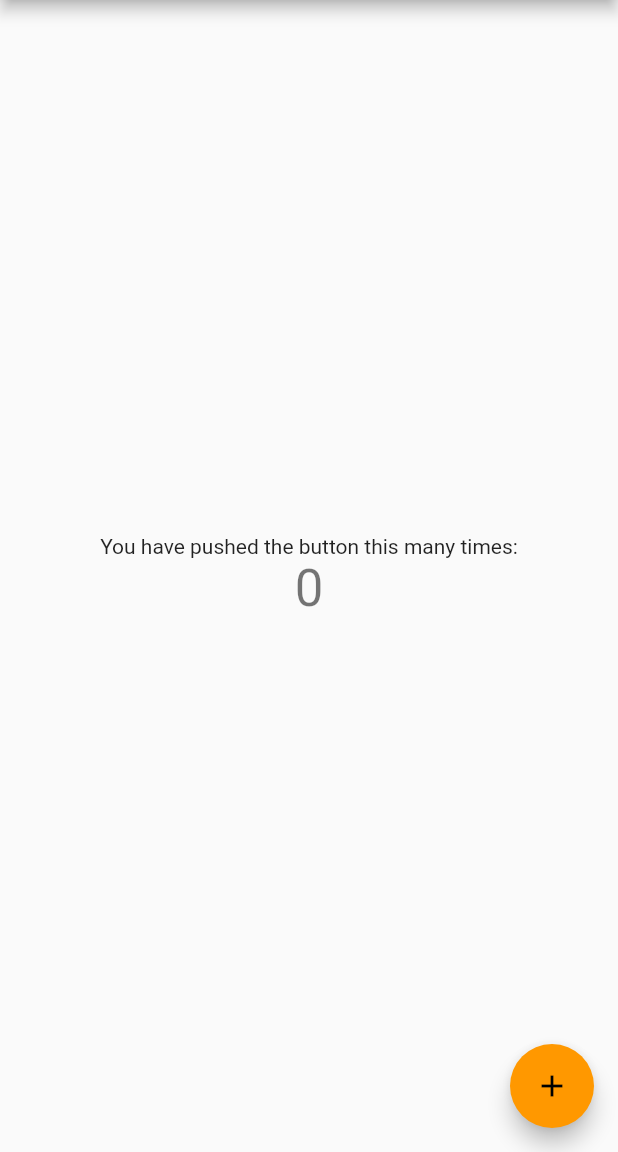
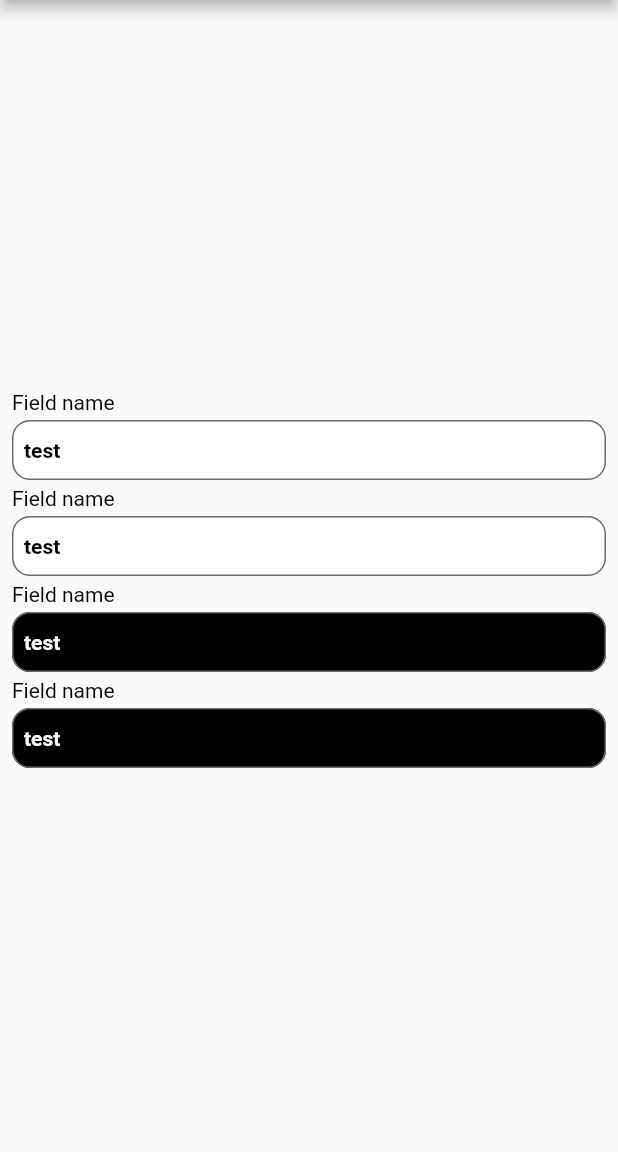
Before and after one commit to Ballwizard/ballwizard, a Flutter app: the screen it shows after launch, on a phone screen of 412 x 824 dp, the part 84-1236 px from its top. Run offline on Flutter 3.47's test engine with Material 2 defaults, Android fonts, the phone set to English and light mode, and no system bars; our stand-ins replace drop_shadow; Roboto replaces fonts that are missing (Montserrat).

Commit message:
Created the Input UI element, updated types.dart and main.dart with more optimised and cleaner implementations of types and global styles

```diff
--- a/lib/globals.dart
+++ b/lib/globals.dart
@@ -1,56 +1,53 @@
+import 'package:ballwizard/types.dart' show FundamentalVariant;
 import 'package:drop_shadow/drop_shadow.dart';
 import 'package:flutter/widgets.dart';
-import 'package:ballwizard/types.dart' show ColorPicker, FundamentalVariant;
 
 abstract class Fonts {
-  static final TextStyle xs = Font.regular(14);
-  static final TextStyle small = Font.regular(18);
-  static final TextStyle sm = Font.regular(22);
-  static final TextStyle medium = Font.regular(28);
-  static final TextStyle large = Font.regular(36);
-  static final TextStyle heading = Font.bold(48);
+  static final TextStyle xs = Font.regular(10);
+  static final TextStyle small = Font.regular(14);
+  static final TextStyle sm = Font.regular(16);
+  static final TextStyle medium = Font.regular(20);
+  static final TextStyle large = Font.regular(26);
+  static final TextStyle heading = Font.bold(32);
 
-  static final TextStyle xsLight = Font.light(14);
-  static final TextStyle smallLight = Font.light(18);
-  static final TextStyle smLight = Font.light(22);
-  static final TextStyle mediumLight = Font.light(28);
-  static final TextStyle largeLight = Font.light(36);
-  static final TextStyle headingLight = Font.light(48);
+  static final TextStyle xsLight = Font.light(10);
+  static final TextStyle smallLight = Font.light(14);
+  static final TextStyle smLight = Font.light(16);
+  static final TextStyle mediumLight = Font.light(20);
+  static final TextStyle largeLight = Font.light(26);
+  static final TextStyle headingLight = Font.light(32);
 }
 
 class Shadow extends StatelessWidget {
-  dynamic children;
-  FundamentalVariant variant;
-  double blurRadius;
-  double borderRadius;
-  Offset offset;
-  double opacity;
-  double spread;
+  final dynamic child;
+  final FundamentalVariant variant;
+  final double blurRadius;
+  final double borderRadius;
+  final Offset offset;
+  final double opacity;
+  final double spread;
 
-  Shadow(
-    this.children,
-    {
+  const Shadow({
     super.key,
+    this.child,
     this.variant = FundamentalVariant.dark,
     this.blurRadius = 4,
     this.borderRadius = 0,
     this.offset = const Offset(0, 4),
     this.opacity = 0.25,
     this.spread = 1,
-    }
-  );
+  });
 
   @override
   Widget build(BuildContext context) {
     return DropShadow(
-        child: children,
-        color: Color(variant.color()),
+        child: child,
+        color: variant.color(),
         blurRadius: blurRadius,
         borderRadius: borderRadius,
         offset: offset,
         opacity: opacity,
-        spread: spread
-    );
+        spread: spread);
   }
 }
 
--- a/lib/input.dart
+++ b/lib/input.dart
@@ -1,12 +1,16 @@
+import 'package:ballwizard/globals.dart' as Globals;
+import 'package:ballwizard/types.dart'
+    show BasicVariant, FundamentalVariant, ColorPalette;
 import 'package:flutter/material.dart';
 
 class Form extends StatefulWidget {
-  final Color variant;
-  final Color labelVariant;
+  final FundamentalVariant variant;
+  final BasicVariant labelVariant;
   final String placeholder;
-  //style?: StyleProp<ViewStyle>;
+  final String label;
+
   //inputStyle?: StyleProp<ViewStyle>;
-  final String label;
+
   //labelStyle?: StyleProp<ViewStyle>;
   //onChange?: (value: string) => void;
   //type?: "password" | "none" | "emailAddress" | "username" | "newPassword";
@@ -14,7 +18,10 @@ class Form extends StatefulWidget {
   //const MyCustomForm({Key? key}) : super(key: key);
   const Form({
     super.key,
-    this.color = const Color(0xFFFFE306),
+    this.variant = FundamentalVariant.light,
+    this.labelVariant = BasicVariant.light,
+    this.placeholder = "",
+    this.label = "",
   });
 
   @override
@@ -22,32 +29,62 @@ class Form extends StatefulWidget {
 }
 
 class FormState extends State<Form> {
+  /*
   double _size = 1.0;
 
   void grow() {
     setState(() { _size += 0.1; });
   }
-
+  */
   @override
   Widget build(BuildContext context) {
+    final bool useLightFont = widget.variant == FundamentalVariant.dark;
+    final bool useLightLabelFont =
+        widget.labelVariant == FundamentalVariant.dark;
     return Column(
       crossAxisAlignment: CrossAxisAlignment.start,
       children: <Widget>[
-        const Padding(
-          padding: EdgeInsets.symmetric(horizontal: 8, vertical: 16),
-          child: TextField(
-            decoration: InputDecoration(
-              border: OutlineInputBorder(),
-              hintText: 'Enter a search term',
-            ),
+        Padding(
+          padding: const EdgeInsets.symmetric(vertical: 4),
+          child: Column(
+            crossAxisAlignment: CrossAxisAlignment.start,
+            children: [
+              Text(widget.label,
+                  style: TextStyle(
+                      color: useLightLabelFont
+                          ? ColorPalette.light
+                          : ColorPalette.dark)),
+            ],
           ),
         ),
-        Padding(
-          padding: const EdgeInsets.symmetric(horizontal: 8, vertical: 16),
-          child: TextFormField(
-            decoration: const InputDecoration(
-              border: UnderlineInputBorder(),
-              labelText: 'Enter your username',
+        SizedBox(
+          height: 40,
+          child: TextField(
+            style: TextStyle(
+                    color:
+                        useLightFont ? ColorPalette.light : ColorPalette.dark)
+                .merge(Globals.Fonts.small),
+            decoration: InputDecoration(
+              fillColor: useLightFont ? ColorPalette.dark : ColorPalette.light,
+              filled: true,
+              border: const OutlineInputBorder(
+                  borderRadius: BorderRadius.all(Radius.circular(12)),
+                  borderSide: BorderSide(width: 3, color: ColorPalette.dark)),
+              enabledBorder: const OutlineInputBorder(
+                borderRadius: BorderRadius.all(Radius.circular(12)),
+                borderSide:
+                    const BorderSide(color: ColorPalette.muted, width: 1),
+              ),
+              focusedBorder: const OutlineInputBorder(
+                borderRadius: BorderRadius.all(Radius.circular(12)),
+                borderSide:
+                    const BorderSide(color: ColorPalette.dark, width: 1),
+              ),
+              hintText: widget.placeholder,
+              hintStyle: TextStyle(
+                  color: useLightFont ? ColorPalette.light : ColorPalette.dark),
+              contentPadding:
+                  const EdgeInsets.symmetric(vertical: 0, horizontal: 8),
             ),
           ),
         ),
--- a/lib/main.dart
+++ b/lib/main.dart
@@ -1,3 +1,5 @@
+import 'package:ballwizard/input.dart' as Form1 show Form;
+import 'package:ballwizard/types.dart' show FundamentalVariant;
 import 'package:flutter/material.dart';
 
 void main() {
@@ -39,6 +41,7 @@ class MyHomePage extends StatefulWidget {
 }
 
 class _MyHomePageState extends State<MyHomePage> {
+  /*
   int _counter = 0;
 
   void _incrementCounter() {
@@ -51,7 +54,7 @@ class _MyHomePageState extends State<MyHomePage> {
       _counter++;
     });
   }
-
+  */
   @override
   Widget build(BuildContext context) {
     // This method is rerun every time setState is called, for instance as done
@@ -66,7 +69,7 @@ class _MyHomePageState extends State<MyHomePage> {
         // the App.build method, and use it to set our appbar title.
         title: Text(widget.title),
       ),
-      body: Center(
+      body: const Center(
         // Center is a layout widget. It takes a single child and positions it
         // in the middle of the parent.
         child: Column(
@@ -86,21 +89,33 @@ class _MyHomePageState extends State<MyHomePage> {
           // horizontal).
           mainAxisAlignment: MainAxisAlignment.center,
           children: <Widget>[
-            const Text(
-              'You have pushed the button this many times:',
-            ),
-            Text(
-              '$_counter',
-              style: Theme.of(context).textTheme.headline4,
-            ),
+            Padding(
+                padding: EdgeInsets.symmetric(horizontal: 8),
+                child: Form1.Form(
+                    placeholder: "test",
+                    label: "Field name",
+                    variant: FundamentalVariant.light)),
+            Padding(
+                padding: EdgeInsets.symmetric(horizontal: 8),
+                child: Form1.Form(
+                    placeholder: "test",
+                    label: "Field name",
+                    variant: FundamentalVariant.light)),
+            Padding(
+                padding: EdgeInsets.symmetric(horizontal: 8),
+                child: Form1.Form(
+                    placeholder: "test",
+                    label: "Field name",
+                    variant: FundamentalVariant.dark)),
+            Padding(
+                padding: EdgeInsets.symmetric(horizontal: 8),
+                child: Form1.Form(
+                    placeholder: "test",
+                    label: "Field name",
+                    variant: FundamentalVariant.dark))
           ],
         ),
       ),
-      floatingActionButton: FloatingActionButton(
-        onPressed: _incrementCounter,
-        tooltip: 'Increment',
-        child: const Icon(Icons.add),
-      ), // This trailing comma makes auto-formatting nicer for build methods.
     );
   }
 }
--- a/lib/types.dart
+++ b/lib/types.dart
@@ -1,16 +1,24 @@
+import 'dart:ui' show Color;
+
 /// Defines the most rudimentary UI component color variants. The bare minimum of
 /// customization that a certain UI component the offer is contained in this enum.
 enum FundamentalVariant {
   light,
   dark;
 
-  int color() {
+  /// Method that gets the color hex by the variant
+  int colorHex() {
     switch (this) {
       case FundamentalVariant.light:
         return ColorPicker.light;
       case FundamentalVariant.dark:
         return ColorPicker.dark;
     }
+  }
+
+  /// Method that converts a `FundamentalVariant` into a `Color` instance
+  Color color() {
+    return Color(colorHex());
   }
 }
 
@@ -26,7 +34,8 @@ enum BasicVariant {
   light,
   muted;
 
-  int color() {
+  /// Method that gets the color hex by the variant
+  int colorHex() {
     switch (this) {
       case BasicVariant.primary:
         return ColorPicker.primary;
@@ -47,6 +56,11 @@ enum BasicVariant {
       case BasicVariant.muted:
         return ColorPicker.muted;
     }
+  }
+
+  /// Method that converts a `BasicVariant` into a `Color` instance
+  Color color() {
+    return Color(colorHex());
   }
 }
 
@@ -71,7 +85,8 @@ enum Variant {
   lightMuted,
   mutedMuted;
 
-  int color() {
+  /// Method that gets the color hex by the variant
+  int colorHex() {
     switch (this) {
       case Variant.primary:
         return ColorPicker.primary;
@@ -111,6 +126,11 @@ enum Variant {
         return ColorPicker.mutedMuted;
     }
   }
+
+  /// Method that converts a `Variant` into a `Color` instance
+  Color color() {
+    return Color(colorHex());
+  }
 }
 
 /// Defines the available font sizes for the UI components.
@@ -143,7 +163,7 @@ abstract class ColorPicker {
   static const int dangerMuted = 0xff950000;
   static const int infoMuted = 0xff1d3241;
   static const int darkMuted = 0xff111111;
-  static const int lightMuted = 0xffeeeeee;
+  static const int lightMuted = 0xffdddddd;
   static const int mutedMuted = 0xff5b5b5b;
 
   /// Enables color instantiation using strings and enum types.
@@ -202,15 +222,41 @@ abstract class ColorPicker {
     Variant.mutedMuted: 0xff5b5b5b
   };
 
-
   /// Adds opacity to a color in the hex form that can be used by the `Color` class in Flutter.
   static int addOpacity(final int color, final int opacity) {
-    if (opacity > 1 || opacity < 0) throw Exception("Opacity must be between 0 and 1");
+    if (opacity > 1 || opacity < 0)
+      throw Exception("Opacity must be between 0 and 1");
 
-    int opacityHex = opacity.round() * 0xFF000000; // formula to create the hex format of the color
+    int opacityHex = opacity.round() *
+        0xFF000000; // formula to create the hex format of the color
 
     return color + opacityHex;
   }
+}
+
+/// Abstract class that adds onto the `ColorPicker` class by enabling
+/// automatic conversion to a `Color` instead of having to instantiate
+/// a `Color` instance manually
+abstract class ColorPalette {
+  static const Color primary = Color(ColorPicker.primary);
+  static const Color secondary = Color(ColorPicker.secondary);
+  static const Color success = Color(ColorPicker.success);
+  static const Color warning = Color(ColorPicker.warning);
+  static const Color danger = Color(ColorPicker.danger);
+  static const Color info = Color(ColorPicker.info);
+  static const Color dark = Color(ColorPicker.dark);
+  static const Color light = Color(ColorPicker.light);
+  static const Color muted = Color(ColorPicker.muted);
+
+  static const Color primaryMuted = Color(ColorPicker.primaryMuted);
+  static const Color secondaryMuted = Color(ColorPicker.secondaryMuted);
+  static const Color successMuted = Color(ColorPicker.successMuted);
+  static const Color warningMuted = Color(ColorPicker.warningMuted);
+  static const Color dangerMuted = Color(ColorPicker.dangerMuted);
+  static const Color infoMuted = Color(ColorPicker.infoMuted);
+  static const Color darkMuted = Color(ColorPicker.darkMuted);
+  static const Color lightMuted = Color(ColorPicker.lightMuted);
+  static const Color mutedMuted = Color(ColorPicker.mutedMuted);
 }
 
 //enum LoginReturnCode {
@@ -218,15 +264,7 @@ abstract class ColorPicker {
 //}
 
 /// Defines the toast variants that can be used with the `Toast` UI component.
-enum ToastVariant {
-  success,
-  error,
-  warning,
-  info
-}
+enum ToastVariant { success, error, warning, info }
 
 /// Defines the structure of the toast that the `Toast` UI component can use.
-enum Toast {
-  type,
-  value
-}
+enum Toast { type, value }
```
Lines whose indentation alone changed are shown as unchanged.
